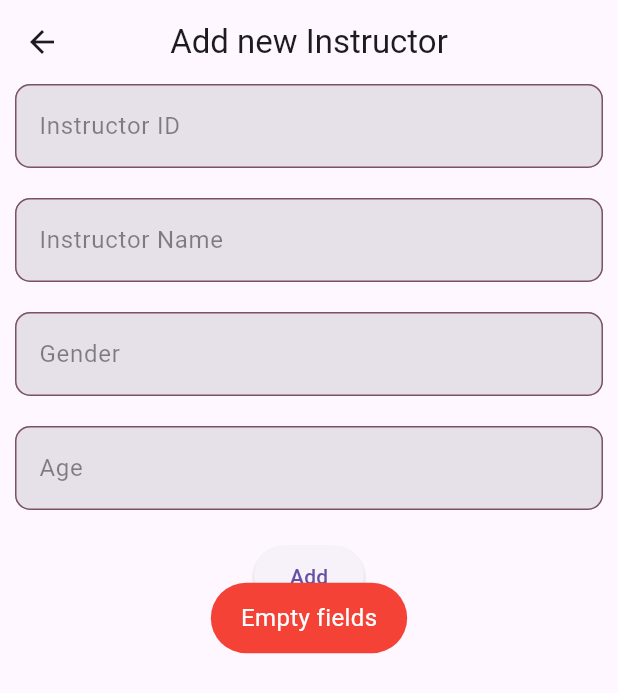
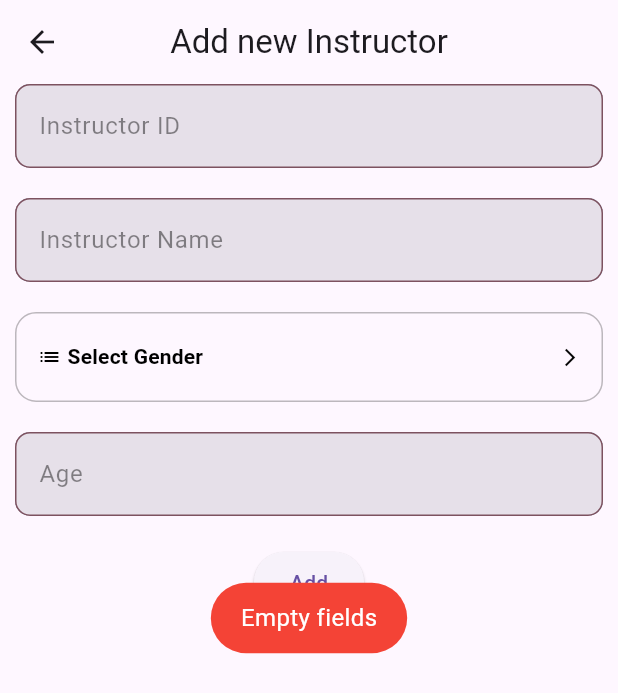
Before and after one commit to AshwinSaji10/WorkshopsBookingApp, a Flutter app: the AddNewInstructor screen opened directly, after a tap on "Add", on a phone screen of 412 x 824 dp. Shown: the top 693 px of the screen. Run offline on Flutter 3.47's test engine with Material 3 defaults, Android fonts, the phone set to English and light mode, and no system bars; drawn by our look-alikes of dropdown_button2; our stand-ins replace fluttertoast, sqflite; accounts and stored records are empty.

Commit message:
drop down menu for gender added

```diff
--- a/lib/pages/admin/add_items/add_new_instructor.dart
+++ b/lib/pages/admin/add_items/add_new_instructor.dart
@@ -2,6 +2,7 @@ import 'package:flutter/material.dart';
 import 'package:fluttertoast/fluttertoast.dart';
 import 'package:workshops_booking/services/database_service.dart';
 import 'package:workshops_booking/widgets/form_container_widget.dart';
+import 'package:dropdown_button2/dropdown_button2.dart';
 
 class AddNewInstructor extends StatefulWidget {
   const AddNewInstructor({super.key});
@@ -13,16 +14,19 @@ class AddNewInstructor extends StatefulWidget {
 class _AddNewInstructorState extends State<AddNewInstructor> {
   final TextEditingController _idController = TextEditingController();
   final TextEditingController _nameController = TextEditingController();
-  final TextEditingController _genderController = TextEditingController();
+  // final TextEditingController _genderController = TextEditingController();
   final TextEditingController _ageController = TextEditingController();
 
   final DatabaseService _dbService = DatabaseService.instance;
+
+  final List<String> gender = ['Male', 'Female', 'Other'];
+  String? selectedGender;
 
   @override
   void dispose() {
     _idController.dispose();
     _nameController.dispose();
-    _genderController.dispose();
+    // _genderController.dispose();
     _ageController.dispose();
     super.dispose();
   }
@@ -50,10 +54,100 @@ class _AddNewInstructorState extends State<AddNewInstructor> {
               isPasswordField: false,
             ),
             const SizedBox(height: 20),
-            FormContainerWidget(
-              hintText: "Gender",
-              controller: _genderController,
-              isPasswordField: false,
+            // FormContainerWidget(
+            //   hintText: "Gender",
+            //   controller: _genderController,
+            //   isPasswordField: false,
+            DropdownButtonHideUnderline(
+              child: DropdownButton2<String>(
+                isExpanded: true,
+                hint: const Row(
+                  children: [
+                    Icon(
+                      Icons.list,
+                      size: 16,
+                      color: Colors.black,
+                    ),
+                    SizedBox(
+                      width: 4,
+                    ),
+                    Expanded(
+                      child: Text(
+                        'Select Gender',
+                        style: TextStyle(
+                          fontSize: 14,
+                          fontWeight: FontWeight.bold,
+                          color: Colors.black,
+                        ),
+                        overflow: TextOverflow.ellipsis,
+                      ),
+                    ),
+                  ],
+                ),
+                items: gender
+                    .map(
+                      (String item) => DropdownMenuItem<String>(
+                        value: item,
+                        child: Text(
+                          item,
+                          style: const TextStyle(
+                            fontSize: 14,
+                            fontWeight: FontWeight.bold,
+                            color: Colors.black,
+                          ),
+                          overflow: TextOverflow.ellipsis,
+                        ),
+                      ),
+                    )
+                    .toList(),
+                value: selectedGender,
+                onChanged: (value) {
+                  setState(
+                    () {
+                      selectedGender = value;
+                    },
+                  );
+                },
+                buttonStyleData: ButtonStyleData(
+                  height: 60,
+                  width: double.infinity,
+                  padding: const EdgeInsets.only(left: 14, right: 14),
+                  decoration: BoxDecoration(
+                    borderRadius: BorderRadius.circular(14),
+                    border: Border.all(
+                      color: Colors.black26,
+                    ),
+                    // color: Colors.redAccent,
+                  ),
+                  elevation: 0,
+                ),
+                iconStyleData: const IconStyleData(
+                  icon: Icon(
+                    Icons.arrow_forward_ios_outlined,
+                  ),
+                  iconSize: 14,
+                  iconEnabledColor: Colors.black,
+                  iconDisabledColor: Colors.grey,
+                ),
+                dropdownStyleData: DropdownStyleData(
+                  maxHeight: 200,
+                  width: double.infinity,
+                  decoration: BoxDecoration(
+                    borderRadius: BorderRadius.circular(14),
+                    color: Colors.white,
+                  ),
+                  offset: const Offset(0, 0),
+                  scrollbarTheme: ScrollbarThemeData(
+                    radius: const Radius.circular(40),
+                    thickness: WidgetStateProperty.all(6),
+                    thumbVisibility: WidgetStateProperty.all(true),
+                  ),
+                ),
+                menuItemStyleData: const MenuItemStyleData(
+                  height: 40,
+                  padding: EdgeInsets.only(left: 14, right: 14),
+                ),
+              ),
             ),
             const SizedBox(height: 20),
             FormContainerWidget(
@@ -67,7 +161,7 @@ class _AddNewInstructorState extends State<AddNewInstructor> {
               onPressed: () async {
                 if (_idController.text.isEmpty ||
                     _nameController.text.isEmpty ||
-                    _genderController.text.isEmpty ||
+                    selectedGender == null ||
                     _ageController.text.isEmpty) {
                   Fluttertoast.showToast(
                     msg: "Empty fields",
@@ -82,7 +176,7 @@ class _AddNewInstructorState extends State<AddNewInstructor> {
                     await _dbService.addInstructor(
                       _idController.text,
                       _nameController.text,
-                      _genderController.text,
+                      selectedGender!,
                       int.parse(_ageController.text),
                     );
                     Fluttertoast.showToast(
@@ -97,7 +191,7 @@ class _AddNewInstructorState extends State<AddNewInstructor> {
                     setState(() {
                       _idController.clear();
                       _nameController.clear();
-                      _genderController.clear();
+                      selectedGender = null;
                       _ageController.clear();
                     });
                   } catch (e) {
```
